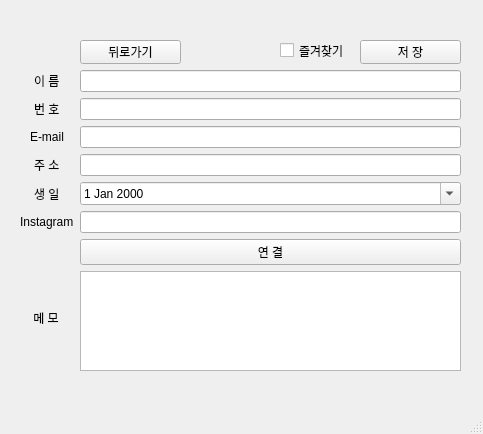
This is mainwindow.ui in nawhis2/VEDA_QTproject as Qt 5 draws it before an edit. The edited form follows.
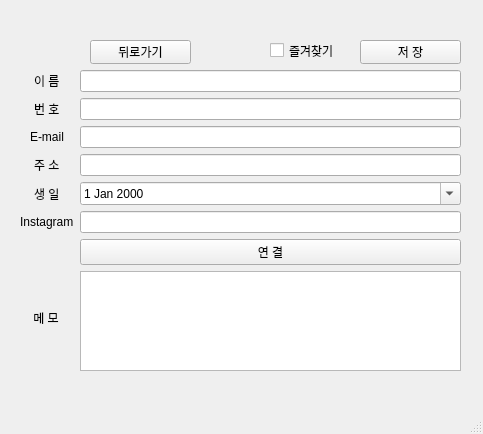
This is the edited form.

Patch:
```diff
--- a/mainwindow.ui
+++ b/mainwindow.ui
@@ -120,7 +120,7 @@
      <widget class="QPushButton" name="pushButton_Goback">
       <property name="geometry">
        <rect>
-        <x>80</x>
+        <x>90</x>
         <y>40</y>
         <width>101</width>
         <height>24</height>
@@ -133,7 +133,7 @@
      <widget class="QCheckBox" name="checkBox_Favorite">
       <property name="geometry">
        <rect>
-        <x>280</x>
+        <x>270</x>
         <y>30</y>
         <width>91</width>
         <height>41</height>
```
